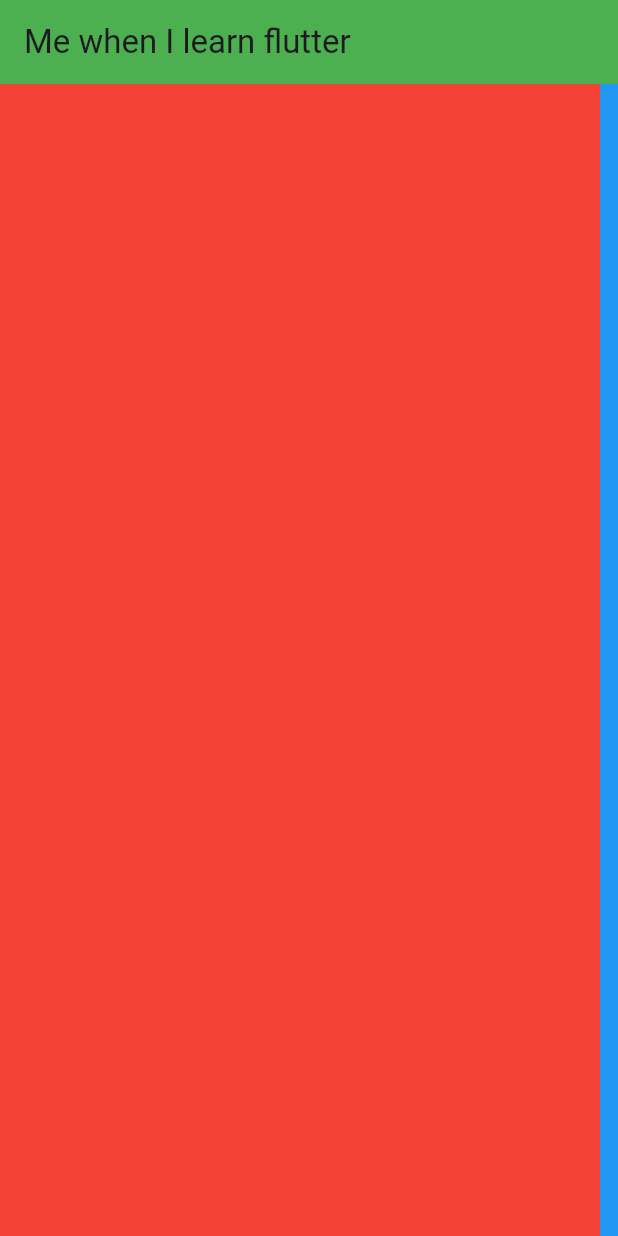
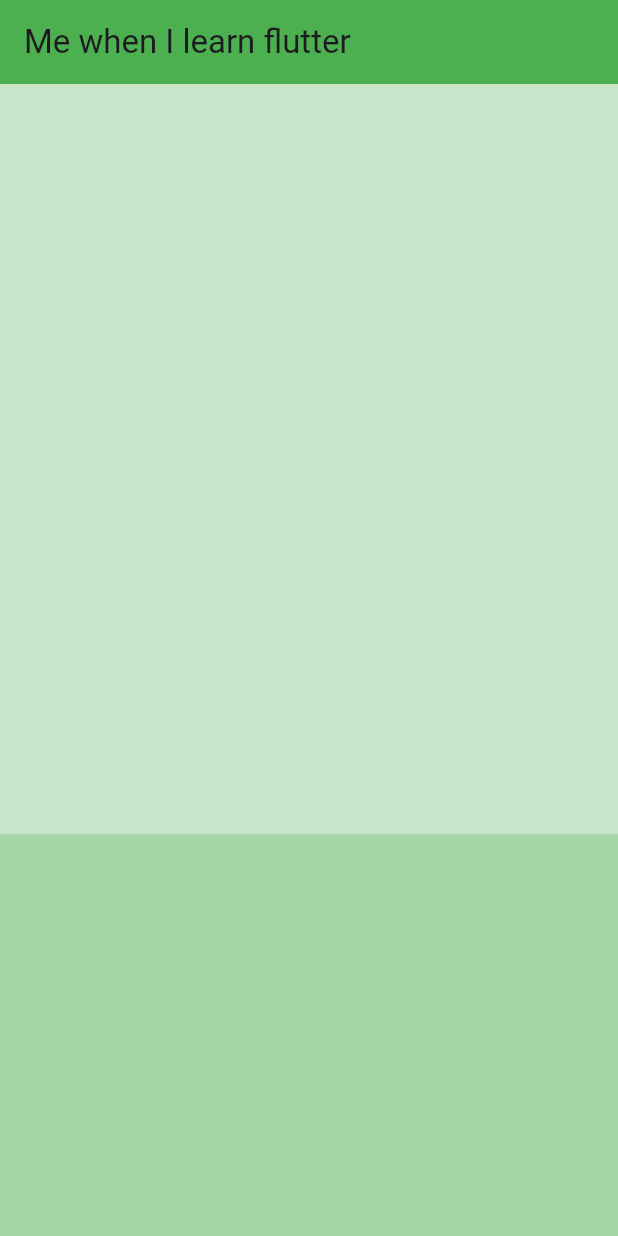
Before and after one commit to Mahir-2003/flutter-practice, a Flutter app: the screen it shows after launch, on a phone screen of 412 x 824 dp. Run offline on Flutter 3.47's test engine with Material 3 defaults, Android fonts, the light colour scheme and no system bars.

Commit message:
green gradient scroller

```diff
--- a/fireship_app/lib/main.dart
+++ b/fireship_app/lib/main.dart
@@ -15,32 +15,16 @@
           backgroundColor: Colors.green,
           title: const Text("Me when I learn flutter"),
         ),
-        body: ListView(
-          scrollDirection: Axis.horizontal,
-          addAutomaticKeepAlives: false,
-          children: [
-            Container(
-              width: 400.0,
-              color: Colors.red,
-            ),
-            Container(
-              width: 400.0,
-              color: Colors.blue,
-            ),
-            Container(
-              width: 400.0,
-              color: Colors.green,
-            ),
-            Container(
-              width: 400.0,
-              color: Colors.yellow,
-            ),
-            Container(
-              width: 400.0,
-              color: Colors.orange,
-            ),
-          ],
+        body: ListView.builder(
+          itemBuilder: (_, index) {
+            return Container(
+              color: Colors.green[100 * ((index + 1) % 12)],
+              width: 500,
+              height: 500,
+            );
+          },
         )
-      ));
+      )
+    );
   }
 }
```
